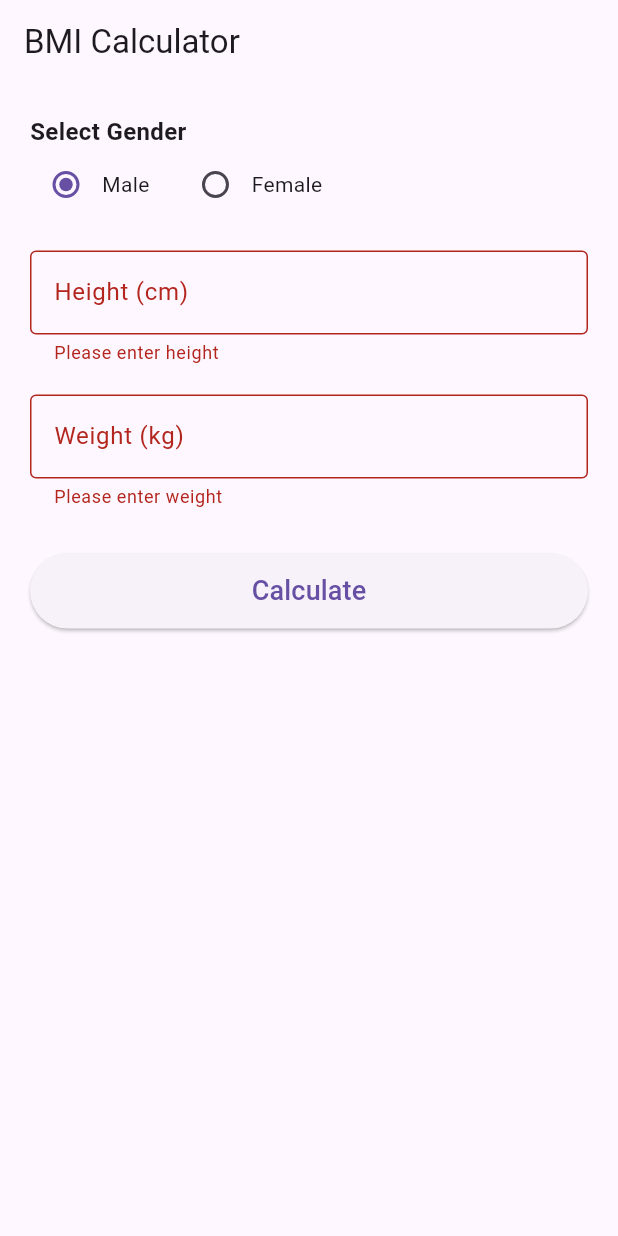
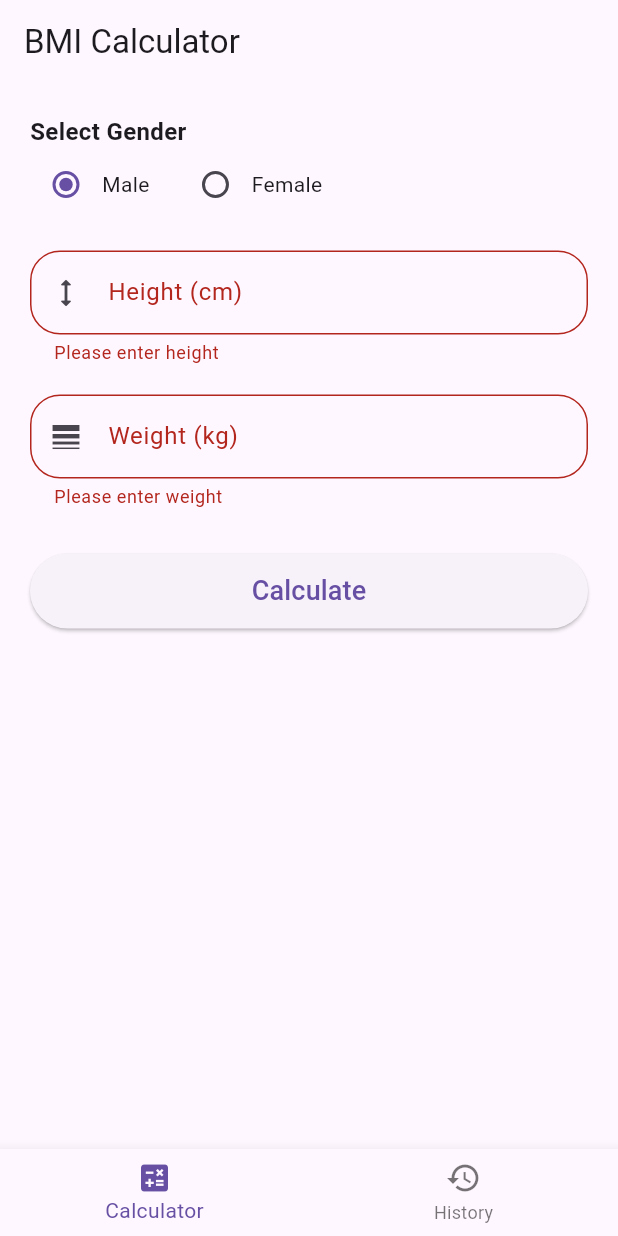
Before and after one commit to MusaFaisal-cyber/bmicalculator, a Flutter app: the screen it shows after launch, after a tap on "Calculate", on a phone screen of 412 x 824 dp. Run offline on Flutter 3.47's test engine with Material 3 defaults, Android fonts, the phone set to English and light mode, and no system bars; our stand-ins replace hive, hive_flutter; accounts and stored records are empty.

Commit message:
feature: Added hive, history(using navbar too)

```diff
--- a/lib/main.dart
+++ b/lib/main.dart
@@ -1,26 +1,150 @@
 import 'package:flutter/material.dart';
+import 'package:provider/provider.dart';
+import 'package:hive/hive.dart';
+import 'package:hive_flutter/hive_flutter.dart';
 
-void main() {
+Future<void> main() async {
+  WidgetsFlutterBinding.ensureInitialized();
+  await Hive.initFlutter();
+  Hive.registerAdapter(BmiRecordAdapter());
+  await Hive.openBox<BmiRecord>('bmi_history');
   runApp(const MyApp());
 }
-
+class BmiRecord extends HiveObject {
+  final double bmi;
+  final double height;
+  final double weight;
+  final String gender;
+  final DateTime date;
+  BmiRecord({
+    required this.bmi,
+    required this.height,
+    required this.weight,
+    required this.gender,
+    required this.date,
+  });
+}
+class BmiRecordAdapter extends TypeAdapter<BmiRecord> {
+  @override
+  final int typeId = 0;
+  @override
+  BmiRecord read(BinaryReader reader) {
+    return BmiRecord(
+      bmi: reader.readDouble(),
+      height: reader.readDouble(),
+      weight: reader.readDouble(),
+      gender: reader.readString(),
+      date: DateTime.fromMillisecondsSinceEpoch(reader.readInt()),
+    );
+  }
+  @override
+  void write(BinaryWriter writer, BmiRecord obj) {
+    writer.writeDouble(obj.bmi);
+    writer.writeDouble(obj.height);
+    writer.writeDouble(obj.weight);
+    writer.writeString(obj.gender);
+    writer.writeInt(obj.date.millisecondsSinceEpoch);}
+}
+class BmiProvider extends ChangeNotifier {
+  double? bmi;
+  String gender = 'Male';
+  double height = 0;
+  double weight = 0;
+  List<BmiRecord> history = [];
+  final Box<BmiRecord> _box = Hive.box<BmiRecord>('bmi_history');
+  BmiProvider() {
+    _loadHistory();}
+  void _loadHistory() {
+    history = _box.values.toList().reversed.toList(); // newest first
+  }
+  Future<void> calculateAndSave({
+    required double heightCm,
+    required double weightKg,
+    required String selectedGender,
+  }) async {
+    final heightM = heightCm / 100;
+    final calculatedBmi = weightKg / (heightM * heightM);
+    bmi = calculatedBmi;
+    height = heightCm;
+    weight = weightKg;
+    gender = selectedGender;
+    final record = BmiRecord(
+      bmi: calculatedBmi,
+      height: heightCm,
+      weight: weightKg,
+      gender: selectedGender,
+      date: DateTime.now(),
+    );
+    await _box.add(record);
+    _loadHistory();
+    notifyListeners();
+  }
+  Future<void> clearHistory() async {
+    await _box.clear();
+    _loadHistory();
+    notifyListeners();}}
 class MyApp extends StatelessWidget {
   const MyApp({super.key});
   @override
   Widget build(BuildContext context) {
-    return MaterialApp(
-      title: 'bmi Calculator',
-      debugShowCheckedModeBanner: false,
-      home: const BmiHomePage(),
+    return ChangeNotifierProvider(
+      create: (_) => BmiProvider(),
+      child: MaterialApp(
+        title: 'bmi Calculator',
+        debugShowCheckedModeBanner: false,
+        theme: ThemeData(
+          inputDecorationTheme: InputDecorationTheme(
+            border: OutlineInputBorder(
+              borderRadius: BorderRadius.circular(20),
+            ),
+            enabledBorder: OutlineInputBorder(
+              borderRadius: BorderRadius.circular(20),
+              borderSide: const BorderSide(color: Colors.grey),
+            ),
+          ),
+        ),
+        home: const RootNav(),
+      ),
     );
-  }
-}
+  }}
+class RootNav extends StatefulWidget {
+  const RootNav({super.key});
+  @override
+  State<RootNav> createState() => _RootNavState();}
+class _RootNavState extends State<RootNav> {
+  int _selectedIndex = 0;
+
+  final List<Widget> _screens = const [
+    BmiHomePage(),
+    HistoryPage(),
+    ];
+  @override
+  Widget build(BuildContext context) {
+    return Scaffold(
+      body: IndexedStack(
+        index: _selectedIndex,
+        children: _screens,
+      ),
+      bottomNavigationBar: BottomNavigationBar(
+        currentIndex: _selectedIndex,
+        onTap: (index) => setState(() => _selectedIndex = index),
+        items: const [
+          BottomNavigationBarItem(
+            icon: Icon(Icons.calculate),
+            label: 'Calculator',
+          ),
+          BottomNavigationBarItem(
+            icon: Icon(Icons.history),
+            label: 'History',
+          ),
+        ],
+      ),
+    );
+  }}
 class BmiHomePage extends StatefulWidget {
   const BmiHomePage({super.key});
-
   @override
-  State<BmiHomePage> createState() => _BmiHomePageState();
-}
+  State<BmiHomePage> createState() => _BmiHomePageState();}
 class _BmiHomePageState extends State<BmiHomePage> {
   final _formKey = GlobalKey<FormState>();
   final TextEditingController heightController = TextEditingController();
@@ -46,28 +170,26 @@ class _BmiHomePageState extends State<BmiHomePage> {
     final double? weight = double.tryParse(value);
     if (weight == null) {
       return 'Enter a valid number';}
-    if (weight < 20) {
+if (weight < 20) {
       return 'Weight must be 20 kg or more';}
     return null;}
-  void calculateBmi() {
+  Future<void> calculateBmi() async {
     if (_formKey.currentState!.validate()) {
       double heightCm = double.parse(heightController.text);
       double weightKg = double.parse(weightController.text);
-    double heightM = heightCm / 100;
-    double bmi = weightKg / (heightM * heightM);
-
-    Navigator.push(
+      await context.read<BmiProvider>().calculateAndSave(
+            heightCm: heightCm,
+            weightKg: weightKg,
+            selectedGender: gender,);
+      if (!mounted) return;
+      Navigator.push(
         context,
-              MaterialPageRoute(
-        builder: (context) => ResultPage(
-          bmi: bmi,
-      gender: gender,
-          ),
+        MaterialPageRoute(
+          builder: (context) => const ResultPage(),
         ),
       );
     }
   }
-
   @override
   Widget build(BuildContext context) {
     return Scaffold(
@@ -82,7 +204,6 @@ class _BmiHomePageState extends State<BmiHomePage> {
               const Text(
                 'Select Gender',
                 style: TextStyle(fontSize: 16, fontWeight: FontWeight.bold),
-
               ),
               Row(
                 children: [
@@ -115,7 +236,7 @@ class _BmiHomePageState extends State<BmiHomePage> {
                 keyboardType: const TextInputType.numberWithOptions(decimal: true),
                 decoration: const InputDecoration(
                   labelText: 'Height (cm)',
-                  border: OutlineInputBorder(),
+                  prefixIcon: Icon(Icons.height_rounded),
                 ),
                 validator: validateHeight,
               ),
@@ -125,7 +246,7 @@ class _BmiHomePageState extends State<BmiHomePage> {
                 keyboardType: const TextInputType.numberWithOptions(decimal: true),
                 decoration: const InputDecoration(
                   labelText: 'Weight (kg)',
-                  border: OutlineInputBorder(),
+                  prefixIcon: Icon(Icons.line_weight_sharp),
                 ),
                 validator: validateWeight,
               ),
@@ -146,36 +267,29 @@ class _BmiHomePageState extends State<BmiHomePage> {
         ),
       ),
     );
-  }
-}
-
+  }}
 class ResultPage extends StatelessWidget {
-  final double bmi;
-  final String gender;
-  const ResultPage({super.key, required this.bmi, required this.gender});
-
-  String get category {
+  const ResultPage({super.key});
+  String category(double bmi) {
     if (bmi < 25) {
       return 'Good Weight';
     } else if (bmi >= 25 && bmi <= 30) {
       return 'Overweight';
     } else {
       return 'Obese';
-    }
-  }
-
-  Color get categoryColor {
+    }}
+Color categoryColor(double bmi) {
     if (bmi < 25) {
       return Colors.green;
     } else if (bmi >= 25 && bmi <= 30) {
       return Colors.purple;
     } else {
       return Colors.red;
-    }
-  }
-
+    }}
   @override
   Widget build(BuildContext context) {
+    final provider = context.watch<BmiProvider>();
+    final bmi = provider.bmi ?? 0;
     return Scaffold(
       appBar: AppBar(title: const Text('BMI Result')),
       body: Center(
@@ -183,13 +297,13 @@ class ResultPage extends StatelessWidget {
           mainAxisAlignment: MainAxisAlignment.center,
           children: [
             Text(
-              'Gender: $gender',
+              'Gender: ${provider.gender}',
               style: const TextStyle(fontSize: 18),
             ),
             const SizedBox(height: 20),
-            Text(
+            const Text(
               'Your BMI is',
-              style: const TextStyle(fontSize: 20),
+              style: TextStyle(fontSize: 20),
             ),
             const SizedBox(height: 10),
             Text(
@@ -200,11 +314,11 @@ class ResultPage extends StatelessWidget {
             Container(
               padding: const EdgeInsets.symmetric(horizontal: 24, vertical: 12),
               decoration: BoxDecoration(
-                color: categoryColor,
+                color: categoryColor(bmi),
                 borderRadius: BorderRadius.circular(12),
               ),
               child: Text(
-                category,
+                category(bmi),
                 style: const TextStyle(
                   fontSize: 22,
                   color: Colors.white,
@@ -213,9 +327,10 @@ class ResultPage extends StatelessWidget {
               ),
             ),
             const SizedBox(height: 40),
-            ElevatedButton(
+            ElevatedButton.icon(
               onPressed: () => Navigator.pop(context),
-              child: const Text('Back'),
+              icon: const Icon(Icons.door_back_door_rounded),
+              label: const Text('back'),
             ),
           ],
         ),
@@ -223,3 +338,46 @@ class ResultPage extends StatelessWidget {
     );
   }
 }
+class HistoryPage extends StatelessWidget {
+  const HistoryPage({super.key});
+
+  String _formatDate(DateTime date) {
+    final hour = date.hour.toString().padLeft(2, '0');
+    final minute = date.minute.toString().padLeft(2, '0');
+    return '${date.day}/${date.month}/${date.year}  $hour:$minute';
+  }
+  @override
+  Widget build(BuildContext context) {
+    final provider = context.watch<BmiProvider>();
+    final history = provider.history;
+    return Scaffold(
+      appBar: AppBar(
+        title: const Text('BMI History'),
+        actions: [
+          IconButton(
+            icon: const Icon(Icons.delete_outline),
+            onPressed: history.isEmpty ? null : () => provider.clearHistory(),
+            tooltip: 'Clear history',
+          ),
+        ],
+      ),
+      body: history.isEmpty
+          ? const Center(child: Text('No BMI records yet.'))
+          : ListView.builder(
+              itemCount: history.length,
+              itemBuilder: (context, index) {
+                final record = history[index];
+                return ListTile(
+                  leading: CircleAvatar(
+                    child: Text(record.bmi.toStringAsFixed(1)),
+                  ),
+                  title: Text(
+                    '${record.gender} · ${record.height.toStringAsFixed(0)}cm · ${record.weight.toStringAsFixed(0)}kg',
+                  ),
+                  subtitle: Text(_formatDate(record.date)),
+                );
+              },
+            ),
+    );
+  }
+}
```
